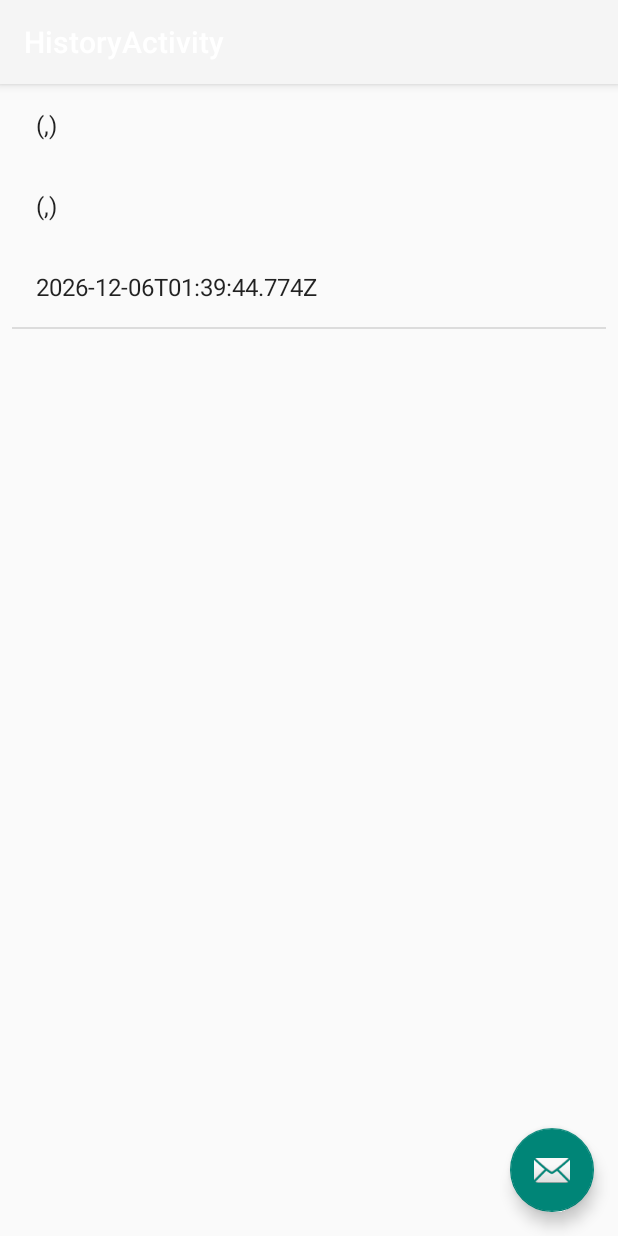
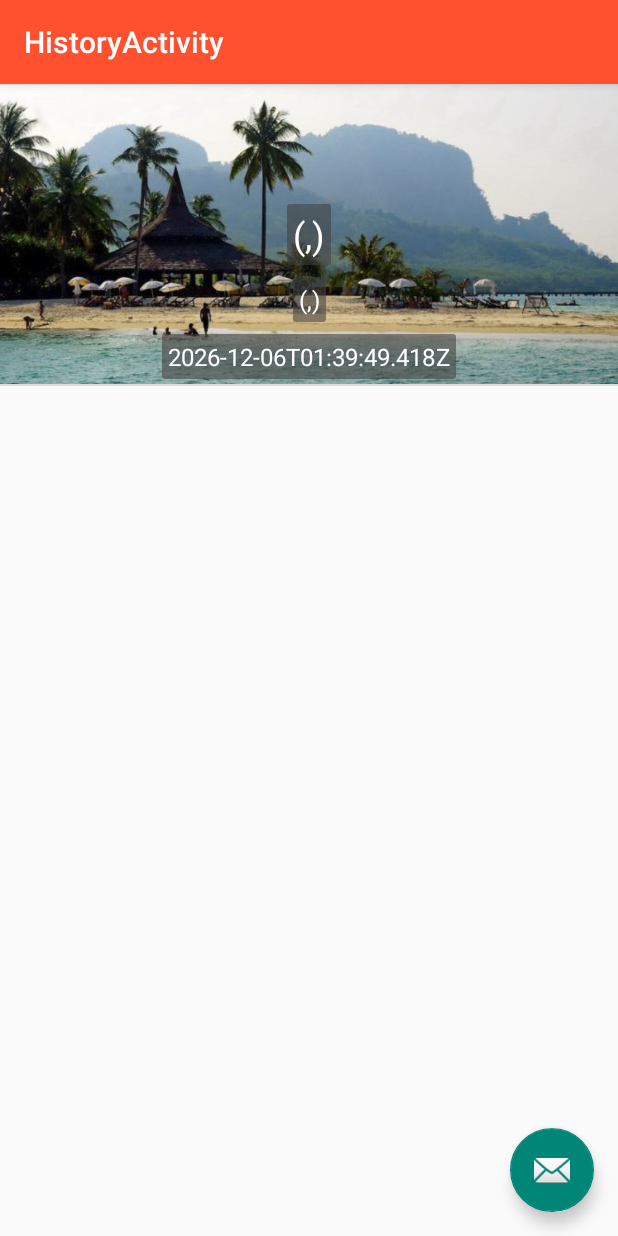
Before and after one commit to eaksens/GeoLocation_HW8_Andriod, an Android app: the screen it shows after launch (HistoryActivity), in the options menu, after a tap on "History", on a phone screen of 412 x 824 dp. Run offline under Robolectric (Android 15) with nearby library versions, the phone set to English and light mode, and no system bars; libraries missing offline, so code that uses them is left out: net.danlew.android; 1 statement that could not run was skipped.

Commit message:
2nd commit

```diff
--- a/app/src/main/java/com/example/geocalculatorapp/HistoryActivity.java
+++ b/app/src/main/java/com/example/geocalculatorapp/HistoryActivity.java
@@ -32,8 +32,6 @@ public class HistoryActivity extends AppCompatActivity implements HistoryFragmen
     @Override
     public void onListFragmentInteraction(HistoryContent.HistoryItem item) {
         System.out.println("Interact!");
-        //Update the fragment listener method in the HistoryActivity
-        // to return the selected value to the MainActivity:
         Intent intent = new Intent();
         String[] vals = {item.origLat, item.origLng, item.destLat, item.destLng};
         intent.putExtra("item", vals);
--- a/app/src/main/java/com/example/geocalculatorapp/HistoryAdapter.java
+++ b/app/src/main/java/com/example/geocalculatorapp/HistoryAdapter.java
@@ -27,7 +27,7 @@ public class HistoryAdapter extends RecyclerView.Adapter<HistoryAdapter.ViewHold
         mValues = items;
         mListener = listener;
     }
-
+    //ViewHolder creating and defining data structure that hold convient references to individual control that shows up in individual content
     @Override
     public ViewHolder onCreateViewHolder(ViewGroup parent, int viewType) {
         View view = LayoutInflater.from(parent.getContext())
@@ -35,8 +35,8 @@ public class HistoryAdapter extends RecyclerView.Adapter<HistoryAdapter.ViewHold
         return new ViewHolder(view);
     }
 
+
     @Override
-    //binding need to be adjust to handle the new layout
     public void onBindViewHolder(final ViewHolder holder, int position) {
         holder.mItem = mValues.get(position);
         holder.mP1.setText("(" + holder.mItem.origLat + "," + holder.mItem.origLng + ")");
@@ -54,6 +54,7 @@ public class HistoryAdapter extends RecyclerView.Adapter<HistoryAdapter.ViewHold
             }
         });
     }
+
 
     @Override
     public int getItemCount() {
--- a/app/src/main/java/com/example/geocalculatorapp/MainActivity.java
+++ b/app/src/main/java/com/example/geocalculatorapp/MainActivity.java
@@ -1,9 +1,12 @@
 package com.example.geocalculatorapp;
 
+import android.content.Context;
 import android.content.Intent;
 import android.location.Location;
 import android.support.v7.app.AppCompatActivity;
 import android.os.Bundle;
+import android.view.View;
+import android.view.inputmethod.InputMethodManager;
 import android.widget.Button;
 import android.widget.EditText;
 import android.widget.TextView;
@@ -12,7 +15,6 @@ import android.view.Menu;
 import android.view.MenuItem;
 import com.example.geocalculatorapp.dummy.HistoryContent;
 import org.joda.time.DateTime;
-
 
 
 public class MainActivity extends AppCompatActivity {
@@ -64,8 +66,8 @@ public class MainActivity extends AppCompatActivity {
             endPoint.setLatitude(lat2value);
             endPoint.setLongitude(long2value);
 
-            float distance = (startPoint.distanceTo(endPoint))/1000;
-            float bearing = (startPoint.bearingTo(endPoint));
+            double distance = (startPoint.distanceTo(endPoint))/1000;
+            double bearing = (startPoint.bearingTo(endPoint));
 
             if (disUnit.equals("Miles")) {
                 distance *= kmToMiles;
@@ -78,12 +80,20 @@ public class MainActivity extends AppCompatActivity {
             String bearingString = String.format("%.2f "+ bearingUnit, bearing);
             calDistance.setText(distanceString);
             calBearing.setText(bearingString);
+            hideKeyboard();
 
-            HistoryContent.HistoryItem item = new HistoryContent.HistoryItem(lat1.toString(),
-                    long1.toString(), lat2.toString(), long2.toString(), DateTime.now());
-            HistoryContent.addItem(item);
         } catch (Exception e) {
             return;
+        }
+    }
+    private void hideKeyboard()
+    {
+        // Check if no view has focus:
+        View view = this.getCurrentFocus();
+        if (view != null) {
+            //this.getSystemService(Context.INPUT_METHOD_SERVICE);
+            InputMethodManager imm = (InputMethodManager) this.getSystemService(Context.INPUT_METHOD_SERVICE);
+            imm.hideSoftInputFromWindow(view.getWindowToken(), 0);
         }
     }
 
@@ -100,12 +110,12 @@ public class MainActivity extends AppCompatActivity {
         Button calBtn = findViewById(R.id.calculate);
         Button clearBtn = findViewById(R.id.clearBtn);
 
-        lat1 = findViewById(R.id.lat1);
-        lat2 = findViewById(R.id.lat2);
-        long1 = findViewById(R.id.long1);
-        long2 = findViewById(R.id.long2);
-        calDistance = findViewById(R.id.calDistance);
-        calBearing = findViewById(R.id.calBearing);
+        lat1 = (EditText) findViewById(R.id.lat1);
+        lat2 = (EditText) findViewById(R.id.lat2);
+        long1 = (EditText) findViewById(R.id.long1);
+        long2 = (EditText) findViewById(R.id.long2);
+        calDistance = (TextView) findViewById(R.id.calDistance);
+        calBearing = (TextView) findViewById(R.id.calBearing);
 
         //Press Clear button the all values are clear
         clearBtn.setOnClickListener(v -> {
--- /dev/null
+++ b/app/src/main/res/drawable/transparent_box.xml
@@ -0,0 +1,7 @@
+<?xml version="1.0" encoding="utf-8"?>
+<shape xmlns:android="http://schemas.android.com/apk/res/android"
+    android:shape="rectangle">
+    <corners android:radius="2dp"/>
+    <solid android:color="#92414141"/>
+    <padding android:bottom="4dp" android:left="4dp" android:right="4dp" android:top="4dp"/>
+</shape>
--- a/app/src/main/res/layout/activity_history.xml
+++ b/app/src/main/res/layout/activity_history.xml
@@ -15,8 +15,9 @@
             android:id="@+id/toolbar"
             android:layout_width="match_parent"
             android:layout_height="?attr/actionBarSize"
-            android:background="?attr/colorPrimary"
-            app:popupTheme="@style/PopupOverlay" />
+            android:background="@color/colorPrimary"
+            app:popupTheme="@style/AppTheme.PopupOverlay"
+            app:titleTextColor="@android:color/background_light" />
 
     </android.support.design.widget.AppBarLayout>
 
--- a/app/src/main/res/layout/content_history.xml
+++ b/app/src/main/res/layout/content_history.xml
@@ -13,9 +13,7 @@
         android:name="com.example.geocalculatorapp.HistoryFragment"
         android:layout_width="0dp"
         android:layout_height="0dp"
-        android:layout_marginStart="8dp"
-        android:layout_marginEnd="8dp"
-        android:layout_marginBottom="8dp"
+
         app:layout_constraintBottom_toBottomOf="parent"
         app:layout_constraintEnd_toEndOf="parent"
         app:layout_constraintStart_toStartOf="parent"
--- a/app/src/main/res/layout/fragment_history.xml
+++ b/app/src/main/res/layout/fragment_history.xml
@@ -1,27 +1,67 @@
 <?xml version="1.0" encoding="utf-8"?>
-<LinearLayout xmlns:android="http://schemas.android.com/apk/res/android"
+<android.support.constraint.ConstraintLayout xmlns:android="http://schemas.android.com/apk/res/android"
+    xmlns:app="http://schemas.android.com/apk/res-auto"
+    xmlns:tools="http://schemas.android.com/tools"
     android:layout_width="wrap_content"
-    android:layout_height="wrap_content"
-    android:orientation="vertical">
+    android:layout_height="wrap_content">
+
+    <ImageView
+        android:id="@+id/imageView"
+        android:layout_height="200dp"
+        android:layout_width="wrap_content"
+        android:scaleType="centerCrop"
+        app:srcCompat="@drawable/placeholder"
+        tools:layout_editor_absoluteY="0dp"
+        android:layout_marginLeft="0dp"
+        app:layout_constraintLeft_toLeftOf="parent"
+        android:layout_marginRight="0dp"
+        app:layout_constraintRight_toRightOf="parent" />
 
     <TextView
         android:id="@+id/p1"
         android:layout_width="wrap_content"
         android:layout_height="wrap_content"
-        android:layout_margin="@dimen/text_margin"
-        android:textAppearance="?attr/textAppearanceListItem" />
+        android:layout_marginLeft="8dp"
+        android:layout_marginTop="8dp"
+        android:layout_marginRight="8dp"
+        android:layout_marginBottom="8dp"
+        android:background="@drawable/transparent_box"
+        android:text="Origination"
+        android:textAppearance="@style/TextAppearance.AppCompat.Headline"
+        android:textColor="@android:color/white"
+        app:layout_constraintBottom_toBottomOf="@+id/imageView"
+        app:layout_constraintLeft_toLeftOf="@+id/imageView"
+        app:layout_constraintRight_toRightOf="@+id/imageView"
+        app:layout_constraintTop_toTopOf="@+id/imageView" />
 
     <TextView
         android:id="@+id/p2"
         android:layout_width="wrap_content"
         android:layout_height="wrap_content"
-        android:layout_margin="@dimen/text_margin"
-        android:textAppearance="?attr/textAppearanceListItem" />
+        android:layout_marginLeft="8dp"
+        android:layout_marginTop="8dp"
+        android:layout_marginRight="8dp"
+        android:background="@drawable/transparent_box"
+        android:text="Destination"
+        android:textAppearance="?attr/textAppearanceListItem"
+        android:textColor="@android:color/white"
+        app:layout_constraintLeft_toLeftOf="@+id/imageView"
+        app:layout_constraintRight_toRightOf="@+id/imageView"
+        app:layout_constraintTop_toBottomOf="@+id/p1" />
+
     <TextView
         android:id="@+id/timestamp"
         android:layout_width="wrap_content"
         android:layout_height="wrap_content"
-        android:layout_margin="@dimen/text_margin"
-        android:textAppearance="?attr/textAppearanceListItem" />
+        android:layout_marginLeft="8dp"
+        android:layout_marginTop="8dp"
+        android:layout_marginRight="8dp"
+        android:background="@drawable/transparent_box"
+        android:text="date of calculation"
+        android:textAppearance="?attr/textAppearanceListItem"
+        android:textColor="@android:color/white"
+        app:layout_constraintLeft_toLeftOf="@+id/imageView"
+        app:layout_constraintRight_toRightOf="@+id/imageView"
+        app:layout_constraintTop_toBottomOf="@+id/p2" />
 
-</LinearLayout>
+</android.support.constraint.ConstraintLayout>
--- a/app/src/main/res/layout/fragment_history_list.xml
+++ b/app/src/main/res/layout/fragment_history_list.xml
@@ -6,8 +6,6 @@
     android:name="com.example.geocalculatorapp.ItemFragment"
     android:layout_width="match_parent"
     android:layout_height="match_parent"
-    android:layout_marginLeft="16dp"
-    android:layout_marginRight="16dp"
     app:layoutManager="LinearLayoutManager"
     tools:context=".HistoryFragment"
     tools:listitem="@layout/fragment_history" />
```
Also changed, not shown: app/src/main/res/drawable/placeholder.png (added).
